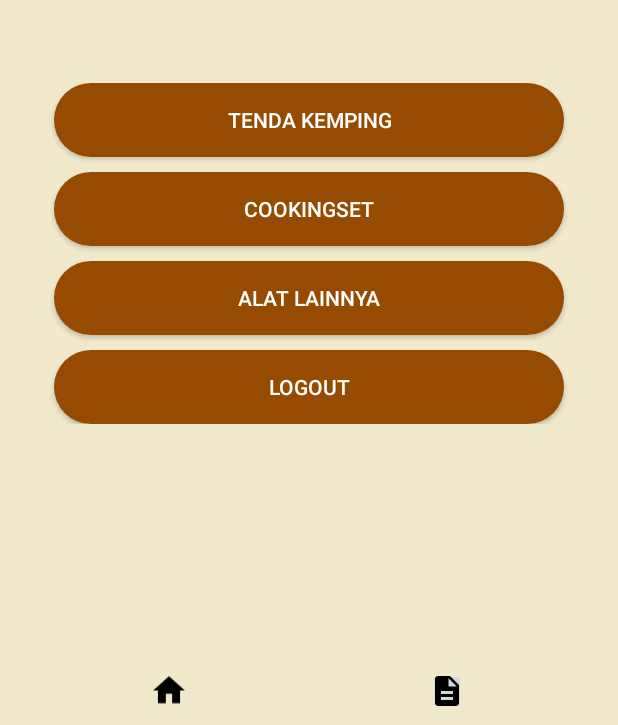
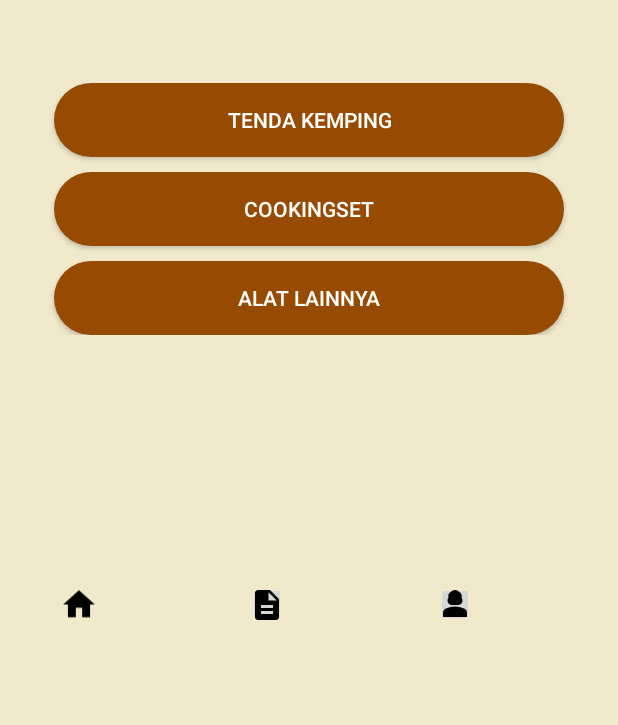
Before and after one commit to nandamodjo21/frontend-greenrock, an Android app: the screen it shows after launch (Home), on a phone screen of 412 x 824 dp, the part 511-1236 px from its top. Run offline under Robolectric (Android 15) with nearby library versions, the phone set to English and light mode, and no system bars; 2 statements that could not run were skipped.

Commit message:
fix:update activity home

```diff
--- a/app/src/main/res/layout/activity_home.xml
+++ b/app/src/main/res/layout/activity_home.xml
@@ -68,36 +68,32 @@
         android:text="Alat Lainnya"
         android:textColor="@color/white"
         android:textStyle="normal" />
-    <androidx.appcompat.widget.AppCompatButton
-        android:id="@+id/logout"
-        android:onClick="alat"
-        android:layout_width="340dp"
-        android:layout_height="49dp"
-        android:layout_gravity="center_horizontal"
-        android:layout_marginTop="10dp"
-        android:background="@drawable/btnlp"
-        android:text="LOGOUT"
-        android:textColor="@color/white"
-        android:textStyle="normal" />
     </LinearLayout>
     <LinearLayout
         android:layout_width="match_parent"
-        android:layout_height="56dp"
-        android:layout_marginTop="150dp"
+        android:layout_height="match_parent"
+        android:layout_marginTop="100dp"
         android:orientation="horizontal">
         <ImageView
             android:layout_width="25dp"
             android:layout_height="30dp"
             android:layout_gravity="center"
             android:src="@drawable/h"
-            android:layout_marginLeft="100dp"/>
+            android:layout_marginLeft="40dp"/>
         <ImageButton
             android:id="@+id/tampilan"
             android:layout_width="25dp"
             android:layout_height="30dp"
             android:layout_gravity="center"
             android:src="@drawable/d"
-            android:layout_marginLeft="160dp"/>
+            android:layout_marginLeft="100dp"/>
+        <ImageButton
+            android:id="@+id/viewuser"
+            android:layout_width="25dp"
+            android:layout_height="30dp"
+            android:layout_gravity="center"
+            android:src="@drawable/p"
+            android:layout_marginLeft="100dp"/>
     </LinearLayout>
 
 </LinearLayout>
```
